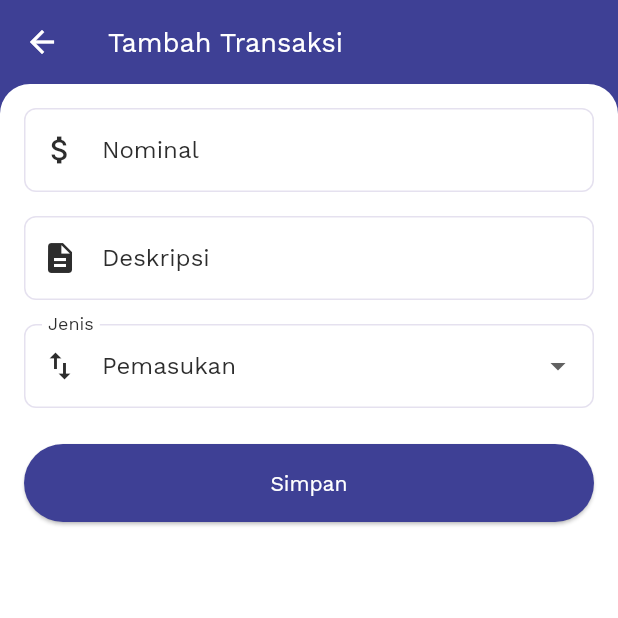
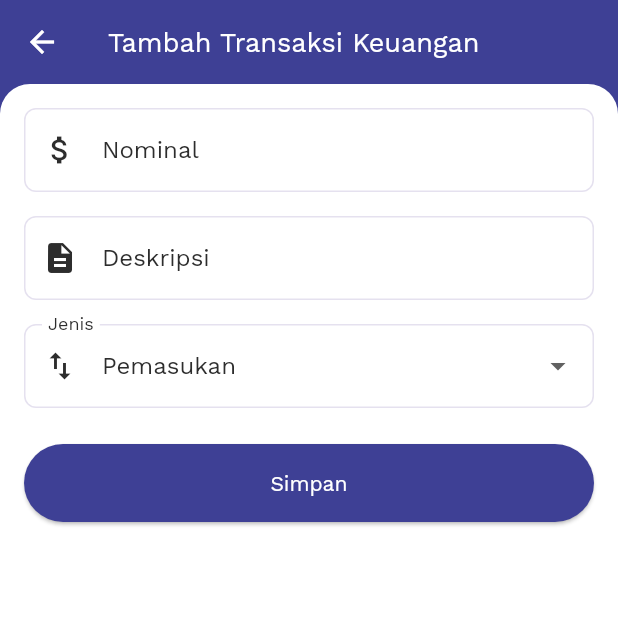
Before and after one commit to cakadi190/wifiber-jln, a Flutter app: the TransactionFormScreen screen opened directly, on a phone screen of 412 x 824 dp, the top half of it. Run offline on Flutter 3.47's test engine with Material 3 defaults, Android fonts, the light colour scheme and no system bars; our stand-ins replace file_picker, flutter_map, flutter_secure_storage, geolocator, google_fonts, image_cropper and 8 more; missing offline and left inert: maps_launcher; accounts and stored records are empty; network calls fail.

Commit message:
feat(transaction_form): enhance transaction form UI

```diff
--- a/lib/screens/dashboard/transactions/transaction_form_screen.dart
+++ b/lib/screens/dashboard/transactions/transaction_form_screen.dart
@@ -82,7 +82,9 @@ class _TransactionFormScreenState extends State<TransactionFormScreen> {
     return Scaffold(
       backgroundColor: AppColors.primary,
       appBar: AppBar(
-        title: Text(isEdit ? 'Ubah Transaksi' : 'Tambah Transaksi'),
+        title: Text(
+          isEdit ? 'Ubah Transaksi Keuangan' : 'Tambah Transaksi Keuangan',
+        ),
         backgroundColor: AppColors.primary,
         foregroundColor: Colors.white,
       ),
@@ -148,7 +150,10 @@ class _TransactionFormScreenState extends State<TransactionFormScreen> {
                           prefixIcon: Icon(Icons.swap_vert),
                         ),
                         items: const [
-                          DropdownMenuItem(value: 'income', child: Text('Pemasukan')),
+                          DropdownMenuItem(
+                            value: 'income',
+                            child: Text('Pemasukan'),
+                          ),
                           DropdownMenuItem(
                             value: 'expense',
                             child: Text('Pengeluaran'),
@@ -169,7 +174,9 @@ class _TransactionFormScreenState extends State<TransactionFormScreen> {
                             padding: const EdgeInsets.symmetric(vertical: 16),
                           ),
                           child: _isLoading
-                              ? const CircularProgressIndicator(color: Colors.white)
+                              ? const CircularProgressIndicator(
+                                  color: Colors.white,
+                                )
                               : Text(isEdit ? 'Perbarui' : 'Simpan'),
                         ),
                       ),
```
